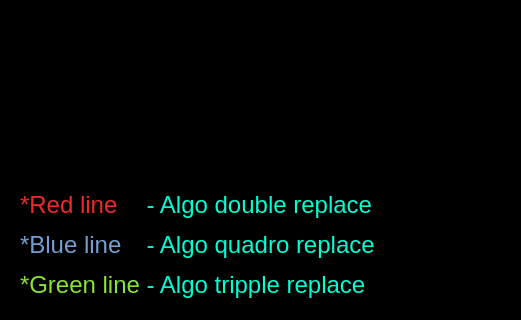
Qt form TSP/graph.ui (TonyEastwood/TSP_Local_method_c_plus_plus) before a commit; both pictures show x 0 to 521 and y 241 to 561 of the 861 by 561 pixel window.
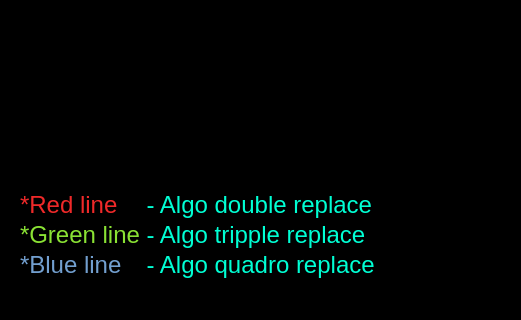
The same form after that commit. Custom widgets are drawn as their Qt base class.

```diff
--- a/TSP/graph.ui
+++ b/TSP/graph.ui
@@ -265,7 +265,7 @@
    <property name="geometry">
     <rect>
      <x>20</x>
-     <y>510</y>
+     <y>460</y>
      <width>131</width>
      <height>31</height>
     </rect>
@@ -347,7 +347,7 @@
    <property name="geometry">
     <rect>
      <x>140</x>
-     <y>510</y>
+     <y>460</y>
      <width>241</width>
      <height>31</height>
     </rect>
@@ -429,7 +429,7 @@
    <property name="geometry">
     <rect>
      <x>20</x>
-     <y>470</y>
+     <y>490</y>
      <width>131</width>
      <height>31</height>
     </rect>
@@ -511,7 +511,7 @@
    <property name="geometry">
     <rect>
      <x>140</x>
-     <y>470</y>
+     <y>490</y>
      <width>241</width>
      <height>31</height>
     </rect>
```
